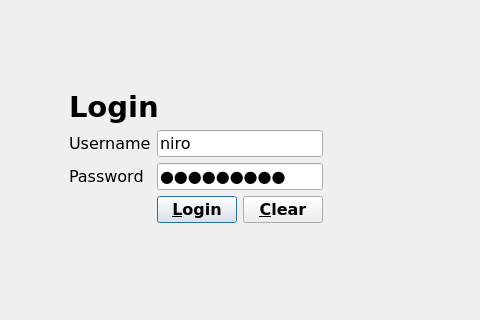
First picture: the form in LibraryManagementSystem/widgets/login/loginview.ui, repository NiroSugir/LibraryManagementSystem, before the edit; both pictures show x 185 to 665 and y 112 to 432 of the 762 by 536 pixel window.
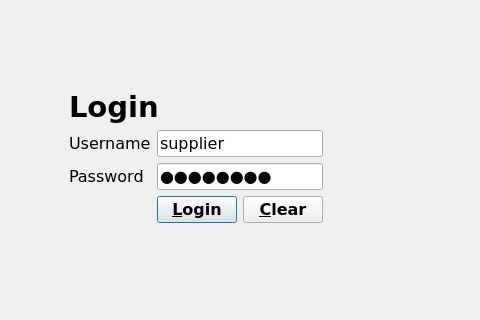
Second picture: the form after the edit.

Commit message: add supplier home mvc and refactor book class

Diff of the .ui file:
```diff
--- a/LibraryManagementSystem/widgets/login/loginview.ui
+++ b/LibraryManagementSystem/widgets/login/loginview.ui
@@ -77,7 +77,7 @@
        <item row="0" column="1" colspan="2">
         <widget class="QLineEdit" name="lineEditUsername">
          <property name="text">
-          <string>niro</string>
+          <string>supplier</string>
          </property>
         </widget>
        </item>
@@ -94,7 +94,7 @@
           <string/>
          </property>
          <property name="text">
-          <string>123456789</string>
+          <string>password</string>
          </property>
          <property name="echoMode">
           <enum>QLineEdit::Password</enum>
```
The commit also changes 19 other files.
